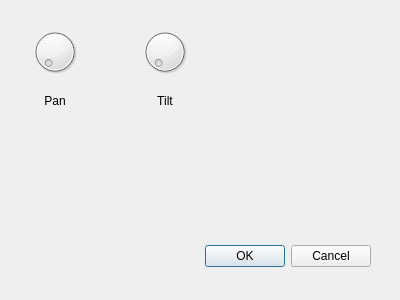
Above: setupdialog.ui from salvato/ImageSequence before the change. Below: the same form after it.
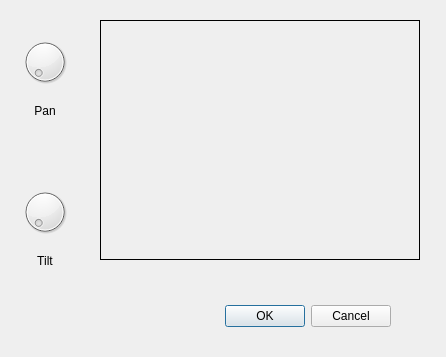
That is the form after the change.

Diff of the .ui file:
```diff
--- a/setupdialog.ui
+++ b/setupdialog.ui
@@ -6,8 +6,8 @@
    <rect>
     <x>0</x>
     <y>0</y>
-    <width>400</width>
-    <height>300</height>
+    <width>446</width>
+    <height>357</height>
    </rect>
   </property>
   <property name="windowTitle">
@@ -16,8 +16,8 @@
   <widget class="QDialogButtonBox" name="buttonBox">
    <property name="geometry">
     <rect>
-     <x>30</x>
-     <y>240</y>
+     <x>50</x>
+     <y>300</y>
      <width>341</width>
      <height>32</height>
     </rect>
@@ -32,8 +32,8 @@
   <widget class="QDial" name="dialPan">
    <property name="geometry">
     <rect>
-     <x>30</x>
-     <y>20</y>
+     <x>20</x>
+     <y>30</y>
      <width>50</width>
      <height>64</height>
     </rect>
@@ -42,8 +42,8 @@
   <widget class="QDial" name="dialTilt">
    <property name="geometry">
     <rect>
-     <x>140</x>
-     <y>20</y>
+     <x>20</x>
+     <y>180</y>
      <width>50</width>
      <height>64</height>
     </rect>
@@ -52,8 +52,8 @@
   <widget class="QLabel" name="labelPan">
    <property name="geometry">
     <rect>
-     <x>30</x>
-     <y>90</y>
+     <x>20</x>
+     <y>100</y>
      <width>50</width>
      <height>22</height>
     </rect>
@@ -68,8 +68,8 @@
   <widget class="QLabel" name="labelTilt">
    <property name="geometry">
     <rect>
-     <x>140</x>
-     <y>90</y>
+     <x>20</x>
+     <y>250</y>
      <width>50</width>
      <height>22</height>
     </rect>
@@ -81,6 +81,19 @@
     <set>Qt::AlignCenter</set>
    </property>
   </widget>
+  <widget class="QLabel" name="labelVideo">
+   <property name="geometry">
+    <rect>
+     <x>100</x>
+     <y>20</y>
+     <width>320</width>
+     <height>240</height>
+    </rect>
+   </property>
+   <property name="frameShape">
+    <enum>QFrame::Box</enum>
+   </property>
+  </widget>
  </widget>
  <resources/>
  <connections>
```
